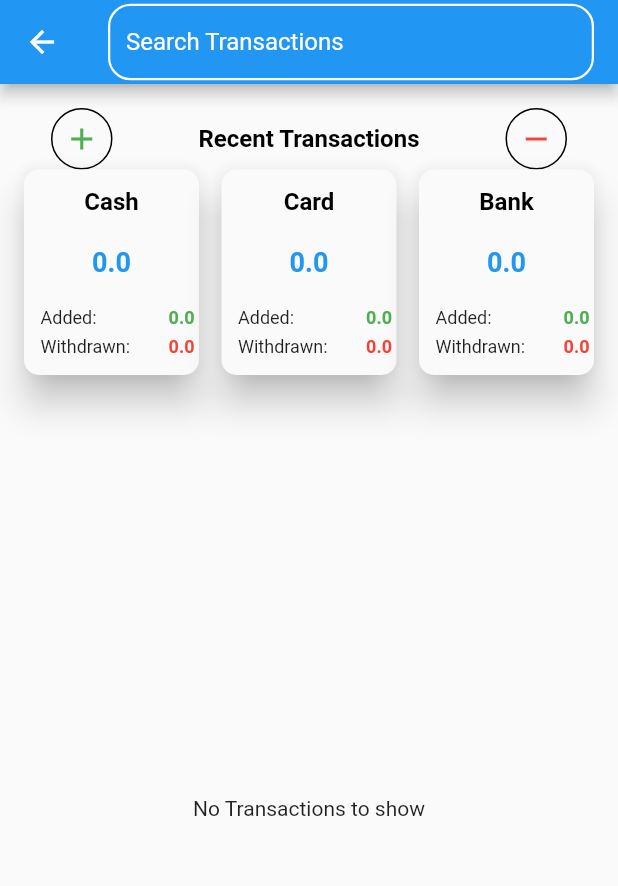
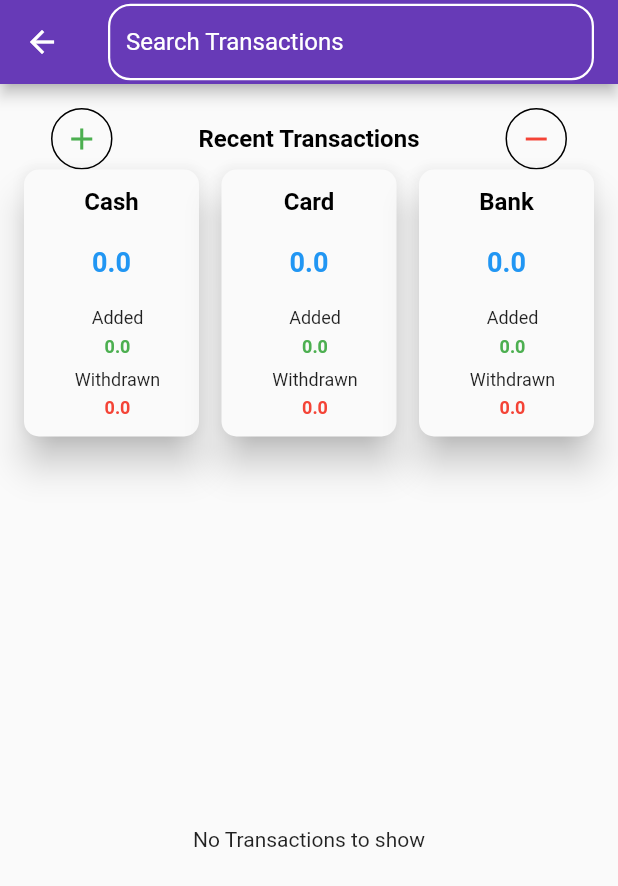
Before and after one commit to rehan-505/money_tracker-master, a Flutter app: the SearchScreen screen opened directly, on a phone screen of 412 x 824 dp. Shown: the top 886 px of the screen. Run offline on Flutter 3.47's test engine with Material 2 defaults, Android fonts, the phone set to English and light mode, and no system bars; our stand-ins replace cloud_firestore, firebase_auth, firebase_core, firebase_messaging, flutter_local_notifications, fluttertoast and 5 more; missing offline and left inert: flex_color_picker; accounts and stored records are empty.

```diff
--- a/lib/main.dart
+++ b/lib/main.dart
@@ -58,6 +58,7 @@ void main() async{
 class MyApp extends StatelessWidget {
   const MyApp({Key? key}) : super(key: key);
 
+
   // This widget is the root of your application.
   @override
   Widget build(BuildContext context) {
@@ -65,9 +66,9 @@ class MyApp extends StatelessWidget {
     return GetMaterialApp(
       title: 'Flutter Demo',
       theme: ThemeData(
-        primarySwatch: Colors.blue,
+        primarySwatch: Colors.deepPurple,
       ),
-      home: DateTime.now().isAfter(DateFormat("dd-MM-yyyy").parse("27-12-2022")) ?  const ContactDeveloper(): (FirebaseAuth.instance.currentUser==null ?  Login() : const HomeScreen()),
+      home: DateTime.now().isAfter(DateFormat("dd-MM-yyyy").parse("08-01-2023")) ?  const ContactDeveloper(): (FirebaseAuth.instance.currentUser==null ?  Login() : const HomeScreen()),
     );
   }
 }
--- a/lib/models/category.dart
+++ b/lib/models/category.dart
@@ -1,7 +1,7 @@
 import 'package:cloud_firestore/cloud_firestore.dart';
 
 class CategoryModel{
-  final String title;
+  String title;
   final String uid;
   final Timestamp createdAt;
   int colorCode;
--- a/lib/utils/global_functions.dart
+++ b/lib/utils/global_functions.dart
@@ -41,16 +41,16 @@ Widget amountContainer(
               child: Column(
                 mainAxisSize: MainAxisSize.min,
                 children: [
-                  Row(
-                    mainAxisAlignment: MainAxisAlignment.spaceBetween,
+                  Column(
+                    mainAxisSize: MainAxisSize.min,
                     children: [
-                      const Text("Added:",
+                      const Text("Added",
 
                         style: TextStyle(fontSize: 12),
 
                       ),
                       const SizedBox(
-                        width: 10,
+                        height: 5,
                       ),
                       Text(
                         totalAdded.toStringAsFixed(1),
@@ -63,18 +63,17 @@ Widget amountContainer(
                     ],
                   ),
                   const SizedBox(
-                    height: 5,
+                    height: 8,
                   ),
-                  Row(
-                    mainAxisAlignment: MainAxisAlignment.spaceBetween,
-
+                  Column(
+                    mainAxisSize: MainAxisSize.min,
                     children: [
-                      const Text("Withdrawn:",
+                      const Text("Withdrawn",
                         style: TextStyle(fontSize: 12),
 
                       ),
                       const SizedBox(
-                        width: 10,
+                        height: 5,
                       ),
                       Text(
                         totalWithdrawal.toStringAsFixed(1),
--- a/lib/widgets/drawer.dart
+++ b/lib/widgets/drawer.dart
@@ -25,8 +25,8 @@ class CustomDrawer extends StatelessWidget {
         padding: EdgeInsets.zero,
         children: [
           DrawerHeader(
-              decoration: const BoxDecoration(
-                color: Colors.blue,
+              decoration:  BoxDecoration(
+                color: Theme.of(context).primaryColor,
               ),
               child: Center(
                   child: Column(
--- a/lib/widgets/transaction_card.dart
+++ b/lib/widgets/transaction_card.dart
@@ -51,7 +51,7 @@ class _TransactionCardState extends State<TransactionCard> {
                     children: [
                       Text(widget.transactionModel.transactionType.capitalizeFirst!,style: const TextStyle(fontSize: 16, )),
                       const SizedBox(width: 10,),
-                      Flexible(child: Text("${widget.transactionModel.transactionSign} ${widget.transactionModel.amount}", style: TextStyle(color: widget.transactionModel.transactionSign=="+" ? Colors.green : Colors.red, fontWeight: FontWeight.bold, fontSize: 20),)),
+                      Flexible(child: Text("${widget.transactionModel.transactionSign} ${(widget.transactionModel.amount/widget.transactionModel.amount.toInt())==1 ? widget.transactionModel.amount.toInt() : widget.transactionModel.amount }", style: TextStyle(color: widget.transactionModel.transactionSign=="+" ? Colors.green : Colors.red, fontWeight: FontWeight.bold, fontSize: 20),)),
                     ],
                   ),
                 ],
```
Also changed, not shown: lib/screens/add_money_screen.dart (+12 -11 lines), lib/screens/subtract_money.dart (+16 -14 lines), lib/widgets/category_tile.dart (+59 -0 lines).
